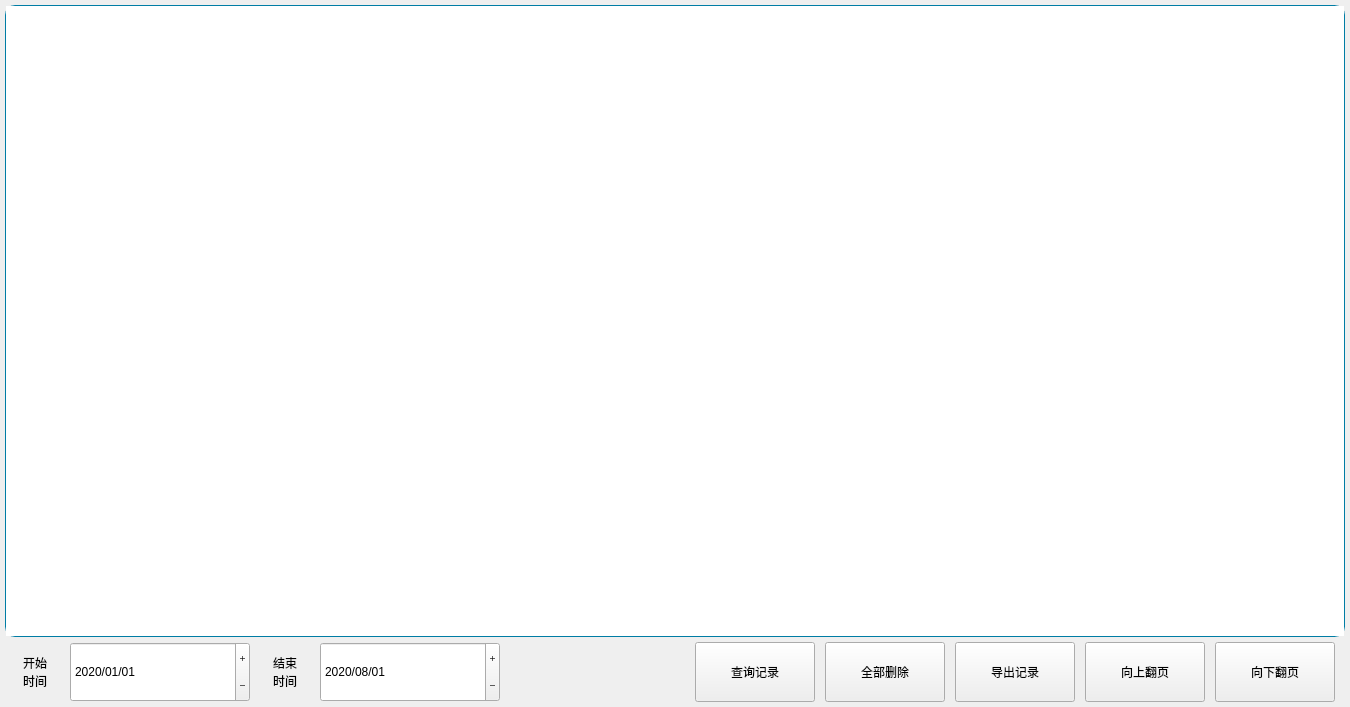
First picture: the form in SS_GDE/RecordInfo/recordinfo.ui, repository Micheal1022/SS_GDE_Project, before the edit.
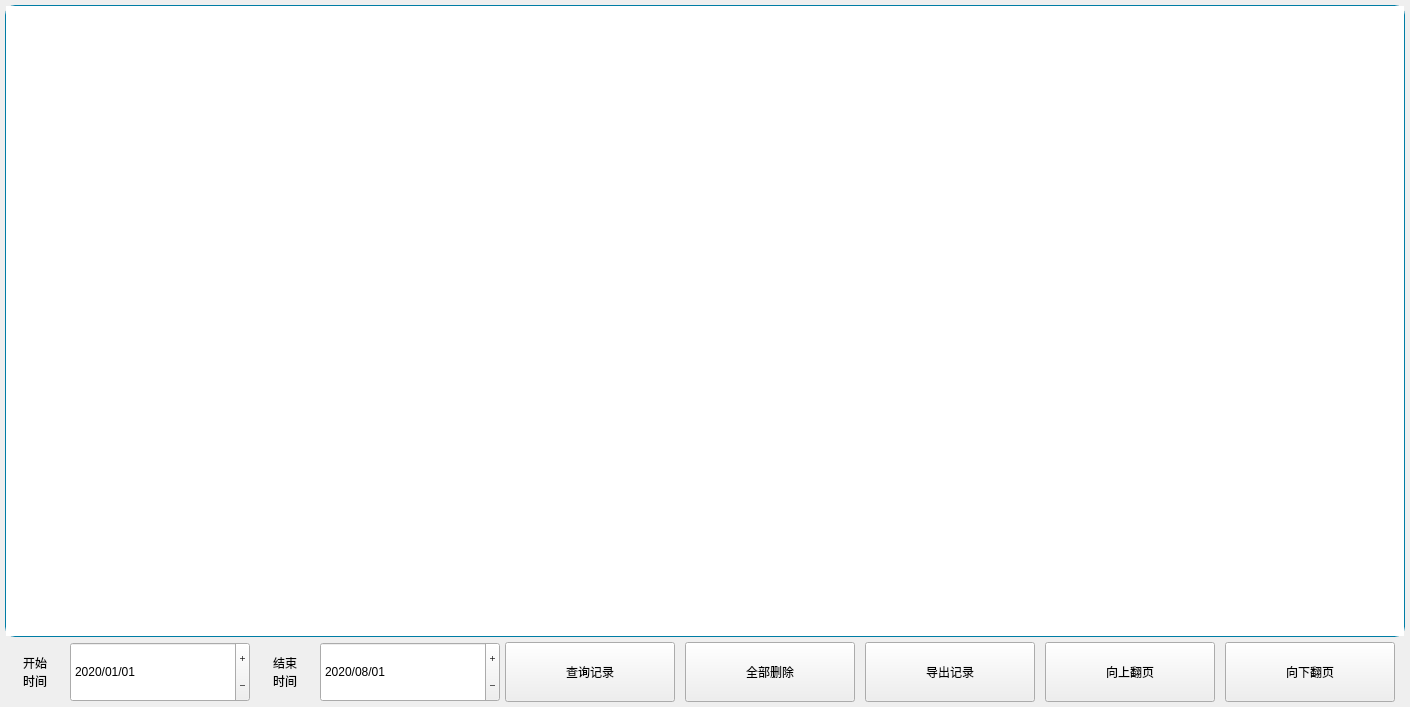
Second picture: the form after the edit. Icons and pictures are not drawn.

Diff of the .ui file:
```diff
--- a/SS_GDE/RecordInfo/recordinfo.ui
+++ b/SS_GDE/RecordInfo/recordinfo.ui
@@ -254,95 +254,160 @@
         <widget class="QToolButton" name="tBtnCheck">
          <property name="minimumSize">
           <size>
-           <width>120</width>
+           <width>170</width>
            <height>60</height>
           </size>
          </property>
          <property name="maximumSize">
           <size>
-           <width>120</width>
-           <height>120</height>
+           <width>170</width>
+           <height>60</height>
           </size>
          </property>
          <property name="text">
           <string>查询记录</string>
          </property>
+         <property name="icon">
+          <iconset resource="../image.qrc">
+           <normaloff>:/Image/dataSearch.png</normaloff>:/Image/dataSearch.png</iconset>
+         </property>
+         <property name="iconSize">
+          <size>
+           <width>50</width>
+           <height>50</height>
+          </size>
+         </property>
+         <property name="toolButtonStyle">
+          <enum>Qt::ToolButtonTextBesideIcon</enum>
+         </property>
         </widget>
        </item>
        <item>
         <widget class="QToolButton" name="tBtnAllDel">
          <property name="minimumSize">
           <size>
-           <width>120</width>
+           <width>170</width>
            <height>60</height>
           </size>
          </property>
          <property name="maximumSize">
           <size>
-           <width>120</width>
+           <width>170</width>
            <height>120</height>
           </size>
          </property>
          <property name="text">
           <string>全部删除</string>
          </property>
+         <property name="icon">
+          <iconset resource="../image.qrc">
+           <normaloff>:/Image/dataDel.png</normaloff>:/Image/dataDel.png</iconset>
+         </property>
+         <property name="iconSize">
+          <size>
+           <width>50</width>
+           <height>50</height>
+          </size>
+         </property>
+         <property name="toolButtonStyle">
+          <enum>Qt::ToolButtonTextBesideIcon</enum>
+         </property>
         </widget>
        </item>
        <item>
         <widget class="QToolButton" name="tBtnExport">
          <property name="minimumSize">
           <size>
-           <width>120</width>
+           <width>170</width>
            <height>60</height>
           </size>
          </property>
          <property name="maximumSize">
           <size>
-           <width>120</width>
+           <width>170</width>
            <height>120</height>
           </size>
          </property>
          <property name="text">
           <string>导出记录</string>
          </property>
+         <property name="icon">
+          <iconset resource="../image.qrc">
+           <normaloff>:/Image/dataExport.png</normaloff>:/Image/dataExport.png</iconset>
+         </property>
+         <property name="iconSize">
+          <size>
+           <width>50</width>
+           <height>50</height>
+          </size>
+         </property>
+         <property name="toolButtonStyle">
+          <enum>Qt::ToolButtonTextBesideIcon</enum>
+         </property>
         </widget>
        </item>
        <item>
         <widget class="QToolButton" name="tBtnPageUp">
          <property name="minimumSize">
           <size>
-           <width>120</width>
+           <width>170</width>
            <height>60</height>
           </size>
          </property>
          <property name="maximumSize">
           <size>
-           <width>120</width>
+           <width>170</width>
            <height>60</height>
           </size>
          </property>
          <property name="text">
           <string>向上翻页</string>
          </property>
+         <property name="icon">
+          <iconset resource="../image.qrc">
+           <normaloff>:/Image/arrow-up.png</normaloff>:/Image/arrow-up.png</iconset>
+         </property>
+         <property name="iconSize">
+          <size>
+           <width>50</width>
+           <height>50</height>
+          </size>
+         </property>
+         <property name="toolButtonStyle">
+          <enum>Qt::ToolButtonTextBesideIcon</enum>
+         </property>
         </widget>
        </item>
        <item>
         <widget class="QToolButton" name="tBtnPageDown">
          <property name="minimumSize">
           <size>
-           <width>120</width>
+           <width>170</width>
            <height>60</height>
           </size>
          </property>
          <property name="maximumSize">
           <size>
-           <width>120</width>
+           <width>170</width>
            <height>60</height>
           </size>
          </property>
          <property name="text">
           <string>向下翻页</string>
          </property>
+         <property name="icon">
+          <iconset resource="../image.qrc">
+           <normaloff>:/Image/arrow-down.png</normaloff>:/Image/arrow-down.png</iconset>
+         </property>
+         <property name="iconSize">
+          <size>
+           <width>50</width>
+           <height>50</height>
+          </size>
+         </property>
+         <property name="toolButtonStyle">
+          <enum>Qt::ToolButtonTextBesideIcon</enum>
+         </property>
         </widget>
        </item>
       </layout>
```
Left out of the diff: 4 changed lines with no effect on the pictures.
